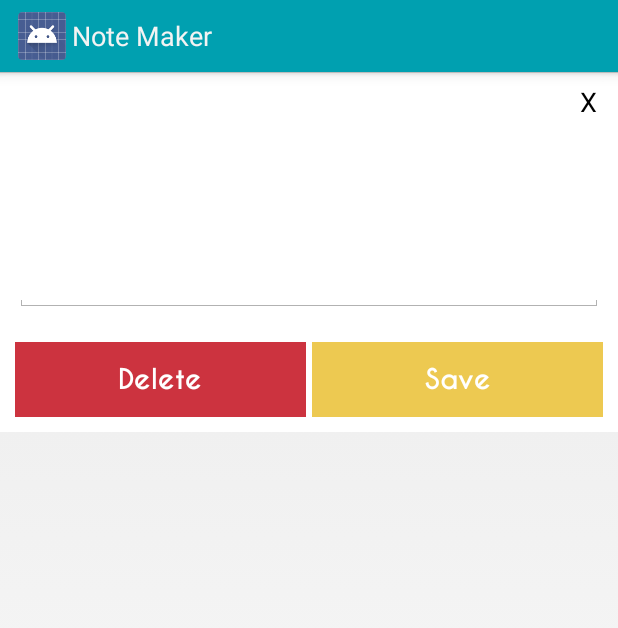
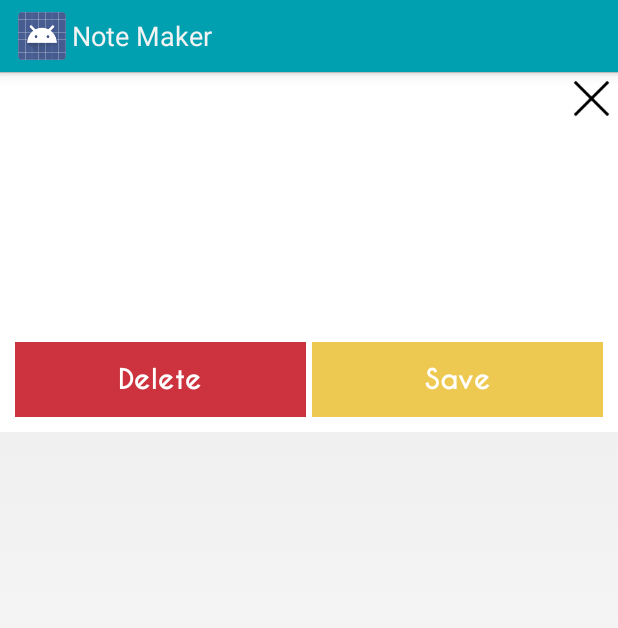
Before and after one commit to RosyTucker/NoteMaker, an Android app: the layout edit_note_dialog.xml on its own in the app's theme, with its tools: preview values and no code run, on a phone screen of 412 x 824 dp. Shown: the top 628 px of the screen. Run offline under Robolectric (Android 15) with nearby library versions, the phone set to English and light mode, and no system bars.

Commit message:
Add Cancel Button Icon to Add Dialog

```diff
--- a/notemaker/src/main/res/layout/edit_note_dialog.xml
+++ b/notemaker/src/main/res/layout/edit_note_dialog.xml
@@ -13,10 +13,9 @@
                 android:layout_height="150dip"
                 android:padding="5dip"
                 android:textSize="@dimen/normalFontSize"
-                android:inputType="textMultiLine|textCapSentences" >
+                android:inputType="textMultiLine|textCapSentences"
                 android:layout_alignParentTop="true"
-                android:background="@color/white"
-                android:inputType="textMultiLine">
+                android:background="@color/white">
         </uk.co.iceroad.notemaker.CustomFontEditText>
 
         <LinearLayout
@@ -56,13 +55,10 @@
 
         <Button
                 android:id="@+id/cancelButton"
-                android:layout_width="40dip"
-                android:layout_height="40dip"
-                android:layout_gravity="top"
-                android:text="X"
-                android:background="@color/none"
-                android:layout_alignTop="@id/noteEditField"
-                android:layout_marginTop="-10dip"
+                android:layout_width="35dip"
+                android:layout_height="35dip"
+                android:background="@drawable/close"
+                android:layout_alignParentTop="true"
                 android:layout_alignParentRight="true"
                 android:layout_alignParentEnd="true"/>
 </RelativeLayout>
```
Also changed, not shown: notemaker/src/main/res/drawable-hdpi/close.png (added), notemaker/src/main/res/drawable-mdpi/close.png (added), notemaker/src/main/res/drawable-xhdpi/close.png (added), notemaker/src/main/res/drawable-xxhdpi/close.png (added).
